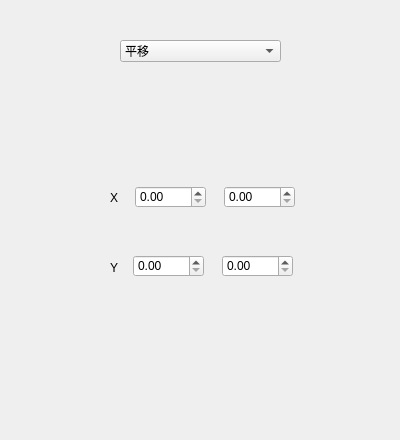
Old version of the form ui/command_editor.ui in the repository LJXLJXLJX/data_augmentation_qt.
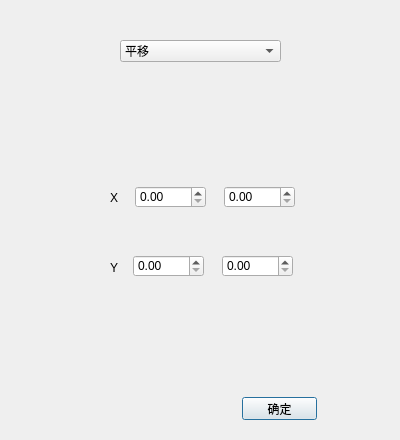
New version of the form. The open tabs and pages were chosen to show the change.

```diff
--- a/ui/command_editor.ui
+++ b/ui/command_editor.ui
@@ -938,6 +938,19 @@
     </property>
    </item>
   </widget>
+  <widget class="QPushButton" name="commandEditorOKButton">
+   <property name="geometry">
+    <rect>
+     <x>242</x>
+     <y>397</y>
+     <width>75</width>
+     <height>23</height>
+    </rect>
+   </property>
+   <property name="text">
+    <string>确定</string>
+   </property>
+  </widget>
  </widget>
  <resources/>
  <connections/>
```
Left out of the diff: 4 changed lines with no effect on the pictures.
